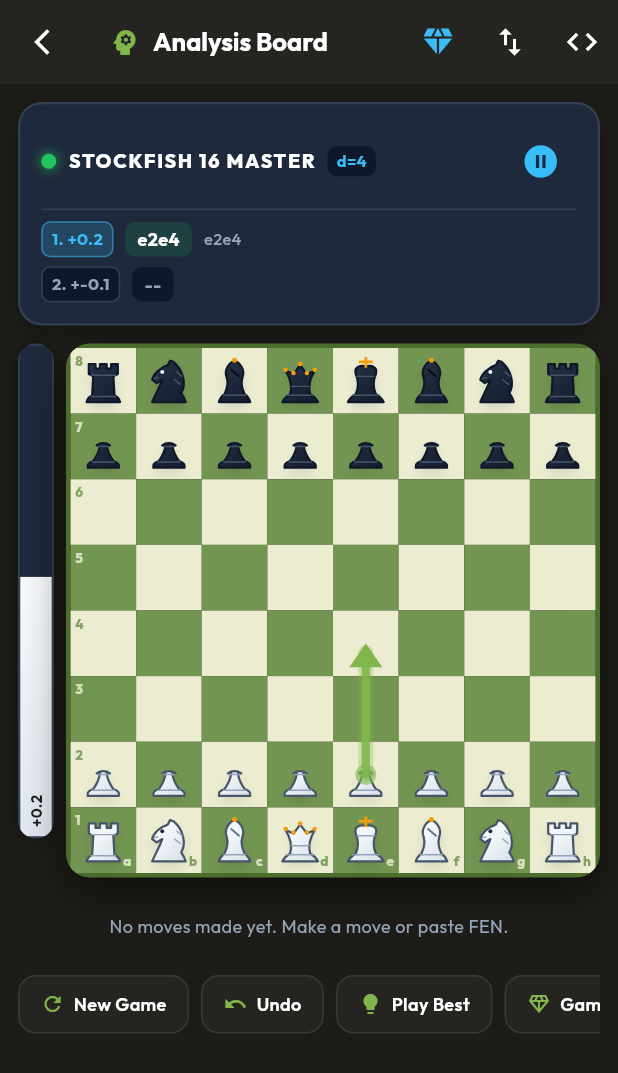
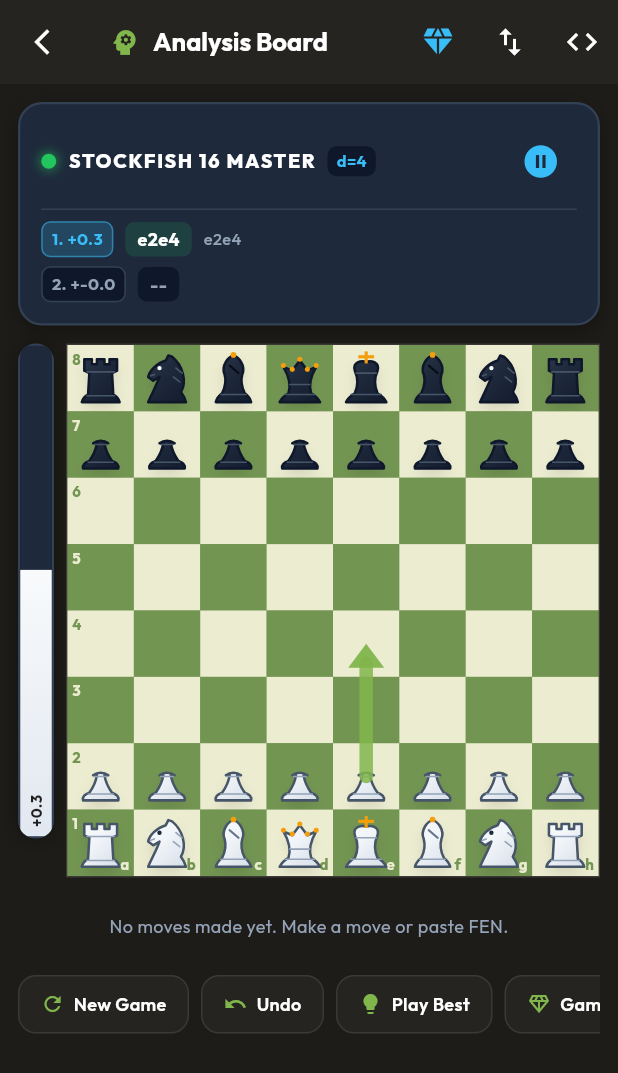
Before and after one commit to abhishek-s12/chessmatch, a Flutter app: the screen it shows after launch, after a tap on "Live Engine Analyzer", on a phone screen of 412 x 824 dp. Shown: the top 1073 px of the screen. Run offline on Flutter 3.47's test engine with Material 3 defaults, Android fonts, the phone set to English and light mode, and no system bars; our stand-ins replace google_fonts.

Commit message:
perf(engine): background compute() isolate search, drag-and-drop piece moves, and flat Chess.com board chrome

```diff
--- a/lib/widgets/chess_board_widget.dart
+++ b/lib/widgets/chess_board_widget.dart
@@ -7,7 +7,7 @@ import '../services/sound_service.dart';
 import '../theme/app_theme.dart';
 import 'chess_piece_painter.dart';
 
-class ChessBoardWidget extends StatelessWidget {
+class ChessBoardWidget extends StatefulWidget {
   final String? bestMoveUci;
   final Function(ChessMove)? onMoveMade;
   final bool interactive;
@@ -20,6 +20,13 @@ class ChessBoardWidget extends StatelessWidget {
   });
 
   @override
+  State<ChessBoardWidget> createState() => _ChessBoardWidgetState();
+}
+
+class _ChessBoardWidgetState extends State<ChessBoardWidget> with SingleTickerProviderStateMixin {
+  BoardPosition? _draggingPosition;
+
+  @override
   Widget build(BuildContext context) {
     final game = context.watch<ChessGameState>();
     final isFlipped = game.isFlipped;
@@ -28,21 +35,14 @@ class ChessBoardWidget extends StatelessWidget {
     return AspectRatio(
       aspectRatio: 1.0,
       child: Container(
+        // Flat, square-cornered, shadowless Chess.com grid chrome
         decoration: BoxDecoration(
-          borderRadius: BorderRadius.circular(16),
-          border: Border.all(color: boardTheme.borderColor, width: 3),
-          boxShadow: [
-            BoxShadow(
-              color: Colors.black.withOpacity(0.5),
-              blurRadius: 24,
-              offset: const Offset(0, 10),
+          color: boardTheme.darkSquare,
+          border: Border.all(color: const Color(0xFF3B3935), width: 1.0),
         ),
-          ],
-        ),
-        clipBehavior: Clip.antiAlias,
         child: Stack(
           children: [
-            // 8x8 Board Grid
+            // 8x8 Chess.com Grid
             Column(
               children: List.generate(8, (displayRow) {
                 final actualRow = isFlipped ? 7 - displayRow : displayRow;
@@ -69,8 +69,8 @@ class ChessBoardWidget extends StatelessWidget {
             ),
 
             // Best Move Vector Arrow Overlay
-            if (bestMoveUci != null && bestMoveUci!.length >= 4)
-              _buildBestMoveOverlay(game, isFlipped, boardTheme.accentColor),
+            if (widget.bestMoveUci != null && widget.bestMoveUci!.length >= 4)
+              _buildBestMoveOverlay(game, isFlipped, const Color(0xFF81B64C)),
           ],
         ),
       ),
@@ -95,11 +95,9 @@ class ChessBoardWidget extends StatelessWidget {
         piece.color == game.turn &&
         game.isKingInCheck(game.turn);
 
-    // Is this square the source or destination of the last move played?
     final isLastMoveSource = game.moveHistory.isNotEmpty && game.moveHistory.last.from == pos;
     final isLastMoveDest = game.moveHistory.isNotEmpty && game.moveHistory.last.to == pos;
 
-    // Coordinate displays (Top-Left of 'a' file squares, Bottom-Right of rank 1 squares)
     final showRankLabel = isFlipped ? (displayCol == 7) : (displayCol == 0);
     final showFileLabel = isFlipped ? (displayRow == 0) : (displayRow == 7);
     final rankText = (isFlipped ? (pos.row + 1) : (8 - pos.row)).toString();
@@ -108,15 +106,44 @@ class ChessBoardWidget extends StatelessWidget {
 
     Color squareColor = isLight ? theme.lightSquare : theme.darkSquare;
     if (isSelected) {
-      squareColor = theme.accentColor.withOpacity(0.60);
+      squareColor = theme.accentColor.withOpacity(0.65);
     } else if (isLastMoveSource || isLastMoveDest) {
-      squareColor = theme.accentColor.withOpacity(0.35);
+      squareColor = theme.accentColor.withOpacity(0.40);
     } else if (isKingInCheck) {
       squareColor = const Color(0xFFDC2626);
     }
 
+    final isBeingDragged = _draggingPosition == pos;
+
+    // DragTarget wrapper so this square can receive a dropped piece
+    return DragTarget<BoardPosition>(
+      onWillAcceptWithDetails: (details) {
+        if (!widget.interactive) return false;
+        final fromPos = details.data;
+        if (fromPos == pos) return false;
+        final legalMoves = game.generateLegalMovesForPiece(fromPos);
+        return legalMoves.any((m) => m.to == pos);
+      },
+      onAcceptWithDetails: (details) {
+        final fromPos = details.data;
+        final legalMoves = game.generateLegalMovesForPiece(fromPos);
+        final matching = legalMoves.where((m) => m.to == pos);
+        if (matching.isNotEmpty) {
+          final move = matching.first;
+          game.makeMove(move);
+          SoundService.playMoveSound(isCapture: move.isCapture, isCheck: game.isKingInCheck(game.turn));
+          widget.onMoveMade?.call(move);
+        }
+        setState(() {
+          _draggingPosition = null;
+        });
+      },
+      builder: (context, candidateData, rejectedData) {
+        final isHovered = candidateData.isNotEmpty;
+        final displayColor = isHovered ? theme.accentColor.withOpacity(0.50) : squareColor;
+
         return GestureDetector(
-      onTap: !interactive
+          onTap: !widget.interactive
               ? null
               : () {
                   if (game.selectedSquare == null) {
@@ -128,7 +155,7 @@ class ChessBoardWidget extends StatelessWidget {
                       final move = game.legalMovesForSelected.firstWhere((m) => m.to == pos);
                       game.makeMove(move);
                       SoundService.playMoveSound(isCapture: move.isCapture, isCheck: game.isKingInCheck(game.turn));
-                  onMoveMade?.call(move);
+                      widget.onMoveMade?.call(move);
                     } else if (piece != null && piece.color == game.turn) {
                       game.selectSquare(pos);
                     } else {
@@ -137,7 +164,7 @@ class ChessBoardWidget extends StatelessWidget {
                   }
                 },
           child: Container(
-        color: squareColor,
+            color: displayColor,
             child: Stack(
               children: [
                 // Inside-Square Rank Coordinates
@@ -148,9 +175,9 @@ class ChessBoardWidget extends StatelessWidget {
                     child: Text(
                       rankText,
                       style: TextStyle(
-                    fontSize: 9,
-                    fontWeight: FontWeight.w800,
-                    color: coordColor.withOpacity(0.85),
+                        fontSize: 10,
+                        fontWeight: FontWeight.bold,
+                        color: coordColor,
                       ),
                     ),
                   ),
@@ -158,176 +185,206 @@ class ChessBoardWidget extends StatelessWidget {
                 // Inside-Square File Coordinates
                 if (showFileLabel)
                   Positioned(
-                bottom: 2,
+                    bottom: 1,
                     right: 3,
                     child: Text(
                       fileText,
                       style: TextStyle(
-                    fontSize: 9,
-                    fontWeight: FontWeight.w800,
-                    color: coordColor.withOpacity(0.85),
+                        fontSize: 10,
+                        fontWeight: FontWeight.bold,
+                        color: coordColor,
                       ),
                     ),
                   ),
 
-            // Legal Move Target Indicators (Dot for empty, Ring for capture)
-            if (isLegalMoveTarget)
+                // Legal Move Target Highlight Dot or Capture Ring
+                if (isLegalMoveTarget && !isBeingDragged)
                   Center(
-                child: piece == null
+                    child: piece != null
                         ? Container(
+                            width: 36,
+                            height: 36,
+                            decoration: BoxDecoration(
+                              shape: BoxShape.circle,
+                              border: Border.all(
+                                color: Colors.black.withOpacity(0.25),
+                                width: 5.0,
+                              ),
+                            ),
+                          )
+                        : Container(
                             width: 14,
                             height: 14,
                             decoration: BoxDecoration(
-                          color: theme.accentColor.withOpacity(0.55),
                               shape: BoxShape.circle,
+                              color: Colors.black.withOpacity(0.20),
                             ),
-                      )
-                    : Container(
-                        width: 44,
-                        height: 44,
+                          ),
+                  ),
+
+                // Piece Rendering with Drag-and-Drop & Slide Animation
+                if (piece != null && !isBeingDragged)
+                  Center(
+                    child: widget.interactive && piece.color == game.turn
+                        ? Draggable<BoardPosition>(
+                            data: pos,
+                            onDragStarted: () {
+                              setState(() {
+                                _draggingPosition = pos;
+                              });
+                              game.selectSquare(pos);
+                            },
+                            onDragEnd: (_) {
+                              setState(() {
+                                _draggingPosition = null;
+                              });
+                            },
+                            feedback: Material(
+                              color: Colors.transparent,
+                              child: Transform.scale(
+                                scale: 1.15,
+                                child: Container(
+                                  width: 48,
+                                  height: 48,
                                   decoration: BoxDecoration(
                                     shape: BoxShape.circle,
-                          border: Border.all(
-                            color: theme.accentColor.withOpacity(0.80),
-                            width: 3.5,
+                                    boxShadow: [
+                                      BoxShadow(
+                                        color: Colors.black.withOpacity(0.4),
+                                        blurRadius: 16,
+                                        offset: const Offset(0, 8),
+                                      ),
+                                    ],
+                                  ),
+                                  child: ChessPieceWidget(
+                                    piece: piece,
+                                    size: 48,
                                   ),
                                 ),
                               ),
                             ),
-
-            // Staunton HD Vector Piece
-            if (piece != null)
-              Center(
-                child: LayoutBuilder(
-                  builder: (context, constraints) {
-                    final pieceSize = constraints.maxWidth * 0.85;
-                    return ChessPieceWidget(
+                            childWhenDragging: Opacity(
+                              opacity: 0.25,
+                              child: ChessPieceWidget(
                                 piece: piece,
-                      size: pieceSize,
-                    );
-                  },
+                                size: 42,
+                              ),
+                            ),
+                            child: AnimatedContainer(
+                              duration: const Duration(milliseconds: 150),
+                              curve: Curves.easeOutCubic,
+                              child: ChessPieceWidget(
+                                piece: piece,
+                                size: 42,
+                              ),
+                            ),
+                          )
+                        : AnimatedContainer(
+                            duration: const Duration(milliseconds: 150),
+                            curve: Curves.easeOutCubic,
+                            child: ChessPieceWidget(
+                              piece: piece,
+                              size: 42,
+                            ),
                           ),
                   ),
               ],
             ),
           ),
         );
+      },
+    );
   }
 
   Widget _buildBestMoveOverlay(ChessGameState game, bool isFlipped, Color accentColor) {
-    final fromPos = BoardPosition.fromAlgebraic(bestMoveUci!.substring(0, 2));
-    final toPos = BoardPosition.fromAlgebraic(bestMoveUci!.substring(2, 4));
-    if (fromPos == null || toPos == null) return const SizedBox.shrink();
+    if (widget.bestMoveUci == null || widget.bestMoveUci!.length < 4) return const SizedBox.shrink();
 
-    return LayoutBuilder(
-      builder: (context, constraints) {
-        final squareSize = constraints.maxWidth / 8.0;
+    final fromCol = widget.bestMoveUci!.codeUnitAt(0) - 'a'.codeUnitAt(0);
+    final fromRow = 8 - int.parse(widget.bestMoveUci![1]);
+    final toCol = widget.bestMoveUci!.codeUnitAt(2) - 'a'.codeUnitAt(0);
+    final toRow = 8 - int.parse(widget.bestMoveUci![3]);
 
-        final fromDisplayCol = isFlipped ? 7 - fromPos.col : fromPos.col;
-        final fromDisplayRow = isFlipped ? 7 - fromPos.row : fromPos.row;
+    if (fromCol < 0 || fromCol > 7 ||
+        fromRow < 0 || fromRow > 7 ||
+        toCol < 0 || toCol > 7 ||
+        toRow < 0 || toRow > 7) {
+      return const SizedBox.shrink();
+    }
 
-        final toDisplayCol = isFlipped ? 7 - toPos.col : toPos.col;
-        final toDisplayRow = isFlipped ? 7 - toPos.row : toPos.row;
-
-        final fromCenter = Offset(
-          fromDisplayCol * squareSize + squareSize / 2,
-          fromDisplayRow * squareSize + squareSize / 2,
-        );
-        final toCenter = Offset(
-          toDisplayCol * squareSize + squareSize / 2,
-          toDisplayRow * squareSize + squareSize / 2,
-        );
+    final startX = (isFlipped ? 7 - fromCol : fromCol) + 0.5;
+    final startY = (isFlipped ? 7 - fromRow : fromRow) + 0.5;
+    final endX = (isFlipped ? 7 - toCol : toCol) + 0.5;
+    final endY = (isFlipped ? 7 - toRow : toRow) + 0.5;
 
     return IgnorePointer(
       child: CustomPaint(
-            size: Size(constraints.maxWidth, constraints.maxHeight),
-            painter: _BestMoveArrowPainter(
-              from: fromCenter,
-              to: toCenter,
-              color: accentColor,
+        size: Size.infinite,
+        painter: _MoveArrowPainter(
+          start: Offset(startX / 8.0, startY / 8.0),
+          end: Offset(endX / 8.0, endY / 8.0),
+          color: const Color(0xFF81B64C),
         ),
       ),
-        );
-      },
     );
   }
 }
 
-class _BestMoveArrowPainter extends CustomPainter {
-  final Offset from;
-  final Offset to;
+class _MoveArrowPainter extends CustomPainter {
+  final Offset start;
+  final Offset end;
   final Color color;
 
-  _BestMoveArrowPainter({
-    required this.from,
-    required this.to,
+  _MoveArrowPainter({
+    required this.start,
+    required this.end,
     required this.color,
   });
 
   @override
   void paint(Canvas canvas, Size size) {
-    final dx = to.dx - from.dx;
-    final dy = to.dy - from.dy;
-    final distance = math.sqrt(dx * dx + dy * dy);
-    if (distance < 4) return;
+    final p1 = Offset(start.dx * size.width, start.dy * size.height);
+    final p2 = Offset(end.dx * size.width, end.dy * size.height);
 
-    final angle = math.atan2(dy, dx);
-    const arrowHeadLength = 16.0;
+    final angle = math.atan2(p2.dy - p1.dy, p2.dx - p1.dx);
+    final arrowLength = 16.0;
+    final arrowWidth = 12.0;
 
-    // Shorten end point slightly so arrow head sits right on target
-    final shortenedTo = Offset(
-      to.dx - math.cos(angle) * (arrowHeadLength * 0.4),
-      to.dy - math.sin(angle) * (arrowHeadLength * 0.4),
+    final shaftEnd = Offset(
+      p2.dx - arrowLength * math.cos(angle) * 0.8,
+      p2.dy - arrowLength * math.sin(angle) * 0.8,
     );
 
-    // Glowing shaft line
-    final glowPaint = Paint()
-      ..color = color.withOpacity(0.3)
-      ..strokeWidth = 10
+    final linePaint = Paint()
+      ..color = color.withOpacity(0.85)
+      ..strokeWidth = 9.0
       ..strokeCap = StrokeCap.round
       ..style = PaintingStyle.stroke;
-    canvas.drawLine(from, shortenedTo, glowPaint);
 
-    final linePaint = Paint()
-      ..color = color.withOpacity(0.9)
-      ..strokeWidth = 5.5
-      ..strokeCap = StrokeCap.round
-      ..style = PaintingStyle.stroke;
-    canvas.drawLine(from, shortenedTo, linePaint);
+    canvas.drawLine(p1, shaftEnd, linePaint);
 
-    // Source ring
-    final circlePaint = Paint()
-      ..color = color.withOpacity(0.6)
-      ..style = PaintingStyle.fill;
-    canvas.drawCircle(from, 7, circlePaint);
+    final headPath = Path();
+    final pLeft = Offset(
+      p2.dx - arrowLength * math.cos(angle) + arrowWidth * math.sin(angle),
+      p2.dy - arrowLength * math.sin(angle) - arrowWidth * math.cos(angle),
+    );
+    final pRight = Offset(
+      p2.dx - arrowLength * math.cos(angle) - arrowWidth * math.sin(angle),
+      p2.dy - arrowLength * math.sin(angle) + arrowWidth * math.cos(angle),
+    );
 
-    // Arrow head
-    final arrowPaint = Paint()
-      ..color = color
+    headPath.moveTo(p2.dx, p2.dy);
+    headPath.lineTo(pLeft.dx, pLeft.dy);
+    headPath.lineTo(pRight.dx, pRight.dy);
+    headPath.close();
+
+    final headPaint = Paint()
+      ..color = color.withOpacity(0.95)
       ..style = PaintingStyle.fill;
 
-    final path = Path();
-    const arrowWidth = 11.0;
-
-    final p1 = to;
-    final p2 = Offset(
-      to.dx - arrowHeadLength * math.cos(angle) + arrowWidth * math.cos(angle + math.pi / 2),
-      to.dy - arrowHeadLength * math.sin(angle) + arrowWidth * math.sin(angle + math.pi / 2),
-    );
-    final p3 = Offset(
-      to.dx - arrowHeadLength * math.cos(angle) - arrowWidth * math.cos(angle + math.pi / 2),
-      to.dy - arrowHeadLength * math.sin(angle) - arrowWidth * math.sin(angle + math.pi / 2),
-    );
-
-    path.moveTo(p1.dx, p1.dy);
-    path.lineTo(p2.dx, p2.dy);
-    path.lineTo(p3.dx, p3.dy);
-    path.close();
-
-    canvas.drawPath(path, arrowPaint);
+    canvas.drawPath(headPath, headPaint);
   }
 
   @override
-  bool shouldRepaint(covariant _BestMoveArrowPainter oldDelegate) =>
-      oldDelegate.from != from || oldDelegate.to != to || oldDelegate.color != color;
+  bool shouldRepaint(covariant _MoveArrowPainter oldDelegate) =>
+      oldDelegate.start != start || oldDelegate.end != end || oldDelegate.color != color;
 }
```
Also changed, not shown: lib/services/stockfish_engine_service.dart (+131 -113 lines), 1 other file. Lines whose indentation alone changed are shown as unchanged.
